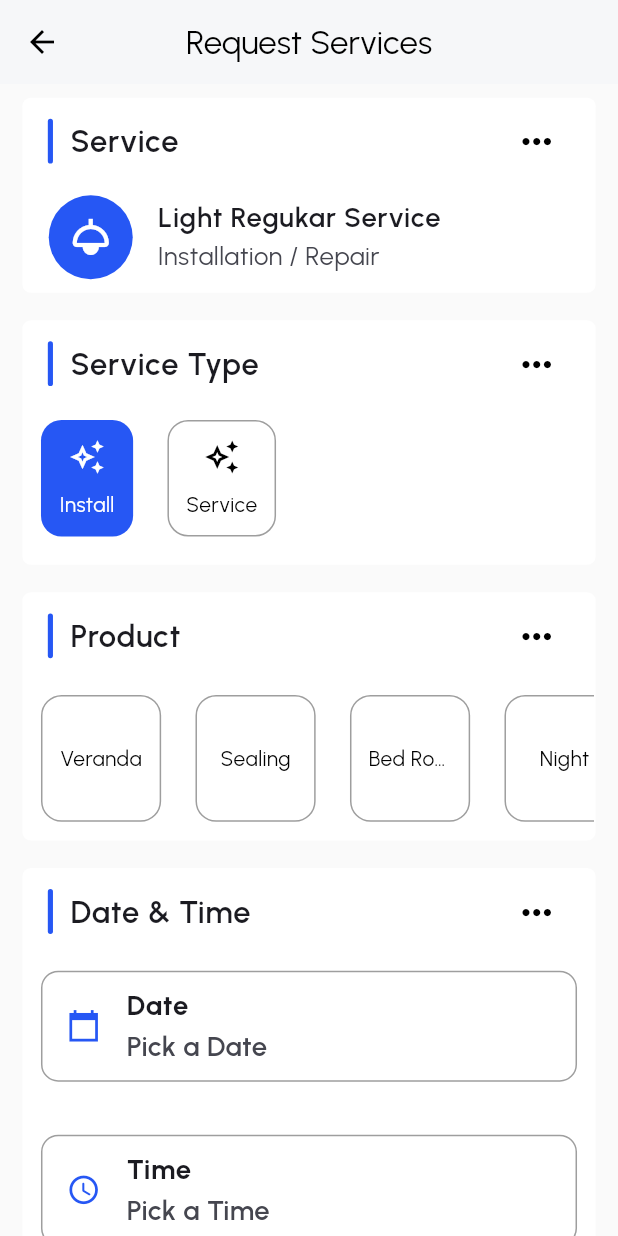
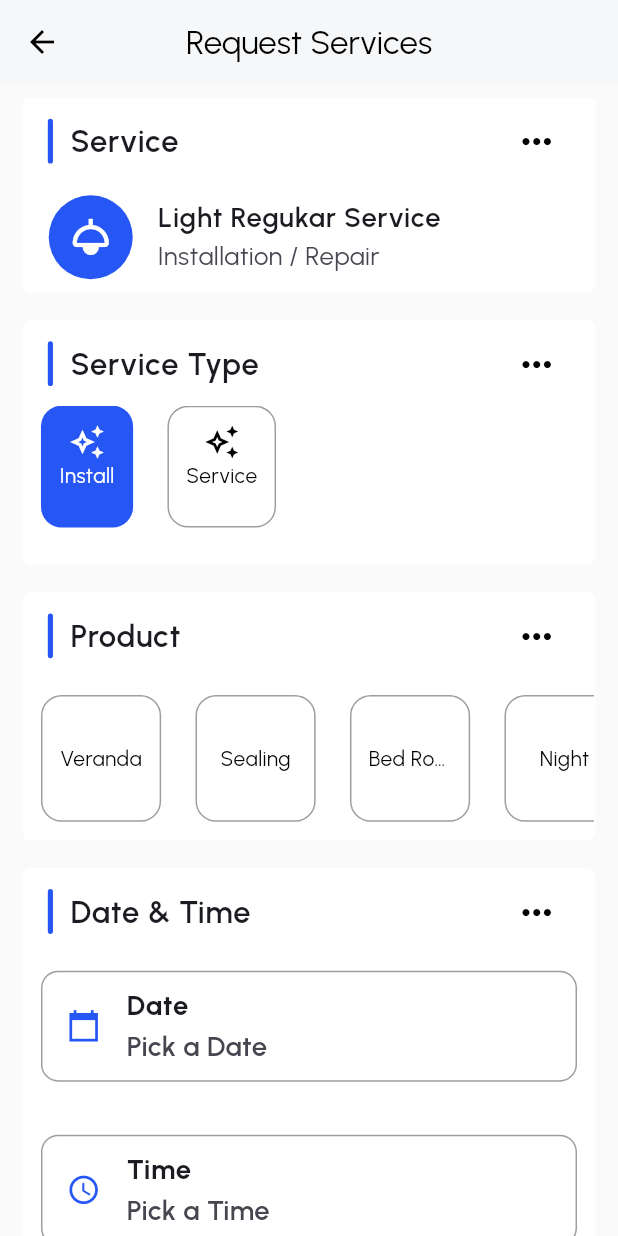
Before and after one commit to Sundhar22/UserApp, a Flutter app: the OrderPage screen opened by its route, on a phone screen of 412 x 824 dp. Run offline on Flutter 3.47's test engine with Material 3 defaults, Android fonts, the phone set to English and light mode, and no system bars; our stand-ins replace carousel_slider, cloud_firestore, dartz, dots_indicator, equatable, firebase_auth and 11 more; missing offline and left inert: cloud_firestore_platform_interface, time_range; accounts and stored records are empty.

```diff
--- a/lib/src/features/home/presentation/pages/home.dart
+++ b/lib/src/features/home/presentation/pages/home.dart
@@ -79,6 +79,7 @@ class _HomePageState extends State<HomePage> {
             child: Column(
               crossAxisAlignment: CrossAxisAlignment.start,
               children: [
+
                 const HomeWidget(),
                 HomePageSearchBar(
                   hintText: "Search for service",
--- a/lib/src/features/order/presentation/pages/order.dart
+++ b/lib/src/features/order/presentation/pages/order.dart
@@ -1,5 +1,4 @@
 import 'package:flutter/material.dart';
-
 import '../widgets/additional_input.dart';
 import '../widgets/date_time_widget.dart';
 import '../widgets/product_selection.dart';
--- a/lib/src/features/order/presentation/widgets/service_type_indicator.dart
+++ b/lib/src/features/order/presentation/widgets/service_type_indicator.dart
@@ -1,5 +1,3 @@
-import 'dart:developer';
-
 import 'package:flutter/material.dart';
 import 'package:flutter_bloc/flutter_bloc.dart';
 import 'package:flutter_screenutil/flutter_screenutil.dart';
@@ -22,14 +20,13 @@ class ServiceTypeIndicator extends StatelessWidget {
     return OrderTile(
       tileHeading: "Service Type",
       children: [
-        SizedBox(height: 8.h),
         BlocBuilder<OrderBloc, OrderState>(
           buildWhen: (previous, current) {
             return previous.requestType != current.requestType;
           },
           builder: (context, state) {
             return SizedBox(
-              height: 65.h,
+              height: 68.h,
               child: ListView.builder(
                 scrollDirection: Axis.horizontal,
                 itemCount: installationOptions.length,
@@ -43,7 +40,7 @@ class ServiceTypeIndicator extends StatelessWidget {
             );
           },
         ),
-        SizedBox(height: 15.h),
+        SizedBox(height: 20.h),
       ],
     );
   }
@@ -87,7 +84,6 @@ class ServiceIndicatorContainer extends StatelessWidget {
               Icons.auto_awesome_outlined,
               color: isSelected ? Colors.white : Colors.black,
             ),
-            SizedBox(height: 8.h),
             Text(
               serviceName,
               style: TextStyle(
```
